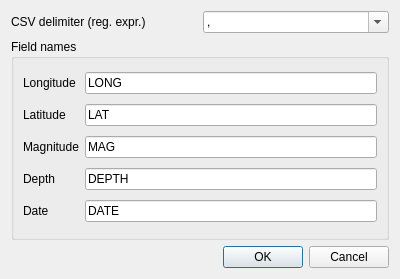
The window that ui/settingsDlg.ui (faunalia/gem-mt) describes before a commit, drawn with Qt 5.
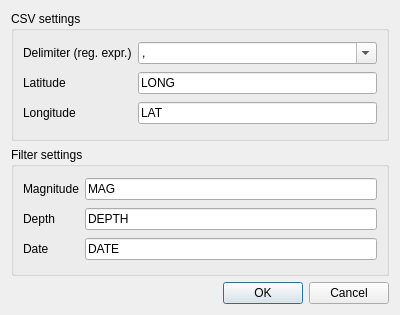
The same window after the commit.

Commit message: group settings into 2 groups: CSV settings, filter settings

Diff of the .ui file:
```diff
--- a/ui/settingsDlg.ui
+++ b/ui/settingsDlg.ui
@@ -7,44 +7,17 @@
     <x>0</x>
     <y>0</y>
     <width>400</width>
-    <height>279</height>
+    <height>315</height>
    </rect>
   </property>
   <property name="windowTitle">
    <string>Settings</string>
   </property>
   <layout class="QGridLayout" name="gridLayout">
-   <item row="0" column="0">
-    <widget class="QLabel" name="label_4">
-     <property name="text">
-      <string>CSV delimiter (reg. expr.)</string>
-     </property>
-    </widget>
-   </item>
-   <item row="0" column="1">
-    <widget class="QComboBox" name="delimiterCombo">
-     <property name="editable">
-      <bool>true</bool>
-     </property>
-     <property name="currentIndex">
-      <number>0</number>
-     </property>
-     <item>
-      <property name="text">
-       <string notr="true" extracomment="comma">,</string>
-      </property>
-     </item>
-     <item>
-      <property name="text">
-       <string notr="true" extracomment="comma and strings within double quotes">&quot;?,(?!\s)&quot;?</string>
-      </property>
-     </item>
-    </widget>
-   </item>
    <item row="1" column="0" colspan="2">
     <widget class="QGroupBox" name="groupBox">
      <property name="title">
-      <string>Field names</string>
+      <string>Filter settings</string>
      </property>
      <layout class="QGridLayout" name="gridLayout_2">
       <item row="2" column="0">
@@ -85,35 +58,7 @@
       <item row="4" column="1">
        <widget class="QLineEdit" name="dateEdit">
         <property name="text">
-         <string>DATE</string>
-        </property>
-       </widget>
-      </item>
-      <item row="1" column="1">
-       <widget class="QLineEdit" name="latEdit">
-        <property name="text">
-         <string>LAT</string>
-        </property>
-       </widget>
-      </item>
-      <item row="0" column="1">
-       <widget class="QLineEdit" name="longEdit">
-        <property name="text">
-         <string>LONG</string>
-        </property>
-       </widget>
-      </item>
-      <item row="0" column="0">
-       <widget class="QLabel" name="label_5">
-        <property name="text">
-         <string>Longitude</string>
-        </property>
-       </widget>
-      </item>
-      <item row="1" column="0">
-       <widget class="QLabel" name="label_6">
-        <property name="text">
-         <string>Latitude</string>
+         <string notr="true">DATE</string>
         </property>
        </widget>
       </item>
@@ -130,6 +75,70 @@
      </property>
     </widget>
    </item>
+   <item row="0" column="0" colspan="2">
+    <widget class="QGroupBox" name="groupBox_2">
+     <property name="title">
+      <string>CSV settings</string>
+     </property>
+     <layout class="QGridLayout" name="gridLayout_3">
+      <item row="0" column="0">
+       <widget class="QLabel" name="label_4">
+        <property name="text">
+         <string>Delimiter (reg. expr.)</string>
+        </property>
+       </widget>
+      </item>
+      <item row="0" column="1">
+       <widget class="QComboBox" name="delimiterCombo">
+        <property name="editable">
+         <bool>true</bool>
+        </property>
+        <property name="currentIndex">
+         <number>0</number>
+        </property>
+        <item>
+         <property name="text">
+          <string notr="true" extracomment="comma">,</string>
+         </property>
+        </item>
+        <item>
+         <property name="text">
+          <string notr="true" extracomment="comma and strings within double quotes">,(?!\s)</string>
+         </property>
+        </item>
+       </widget>
+      </item>
+      <item row="1" column="0">
+       <widget class="QLabel" name="label_6">
+        <property name="text">
+         <string>Latitude</string>
+        </property>
+       </widget>
+      </item>
+      <item row="1" column="1">
+       <widget class="QLineEdit" name="longEdit">
+        <property name="text">
+         <string notr="true">LONG</string>
+        </property>
+       </widget>
+      </item>
+      <item row="2" column="0">
+       <widget class="QLabel" name="label_5">
+        <property name="text">
+         <string>Longitude</string>
+        </property>
+       </widget>
+      </item>
+      <item row="2" column="1">
+       <widget class="QLineEdit" name="latEdit">
+        <property name="text">
+         <string notr="true">LAT</string>
+        </property>
+       </widget>
+      </item>
+     </layout>
+    </widget>
+   </item>
   </layout>
  </widget>
  <tabstops>
```
Left out of the diff: 7 changed lines with no effect on the pictures. The commit also changes 1 other file.
